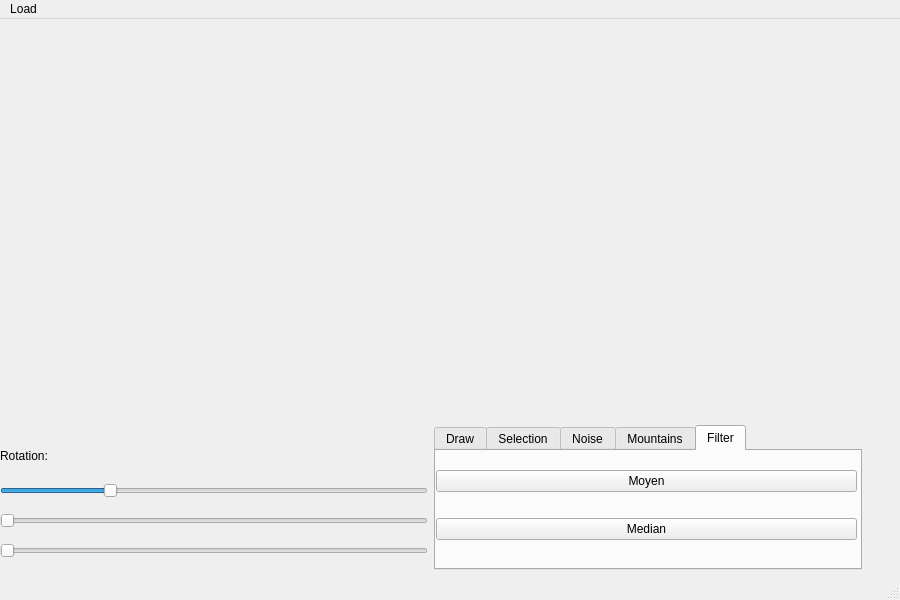
Qt form mainwindow.ui (Ranger1986/TerraForm) before a commit.
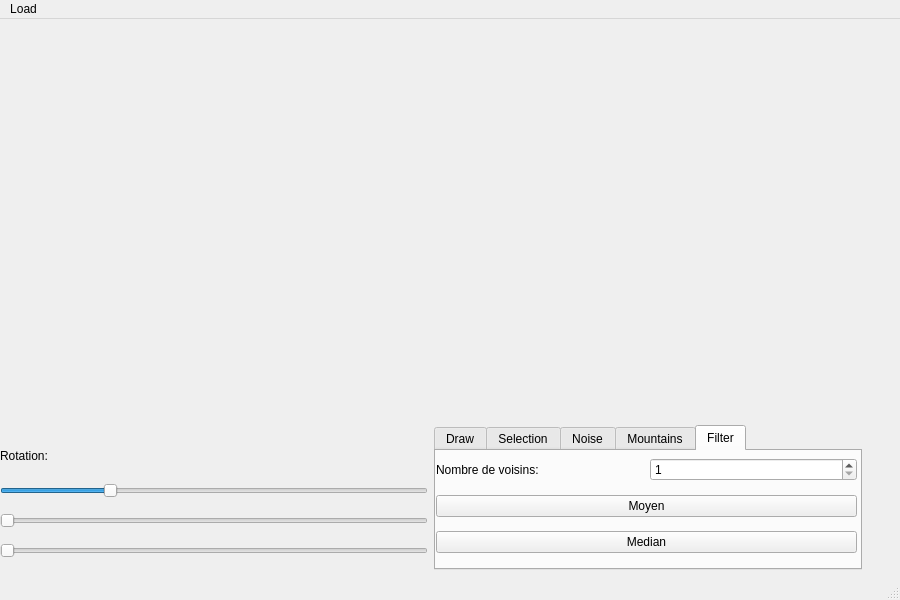
The same form after that commit. Custom widgets are drawn as their Qt base class.

The edit to the form file:
```diff
--- a/mainwindow.ui
+++ b/mainwindow.ui
@@ -244,7 +244,14 @@
             </rect>
            </property>
            <layout class="QGridLayout" name="gridLayout_2">
-            <item row="0" column="0">
+            <item row="3" column="0">
+             <widget class="QPushButton" name="medFilterButton">
+              <property name="text">
+               <string>Median</string>
+              </property>
+             </widget>
+            </item>
+            <item row="2" column="0">
              <widget class="QPushButton" name="meanFilterButton">
               <property name="text">
                <string>Moyen</string>
@@ -252,11 +259,25 @@
              </widget>
             </item>
             <item row="1" column="0">
-             <widget class="QPushButton" name="medFilterButton">
-              <property name="text">
-               <string>Median</string>
-              </property>
-             </widget>
+             <layout class="QHBoxLayout" name="horizontalLayout_2">
+              <item>
+               <widget class="QLabel" name="label_5">
+                <property name="text">
+                 <string>Nombre de voisins:</string>
+                </property>
+               </widget>
+              </item>
+              <item>
+               <widget class="QSpinBox" name="spinBox">
+                <property name="minimum">
+                 <number>1</number>
+                </property>
+                <property name="maximum">
+                 <number>100</number>
+                </property>
+               </widget>
+              </item>
+             </layout>
             </item>
            </layout>
           </widget>
```
